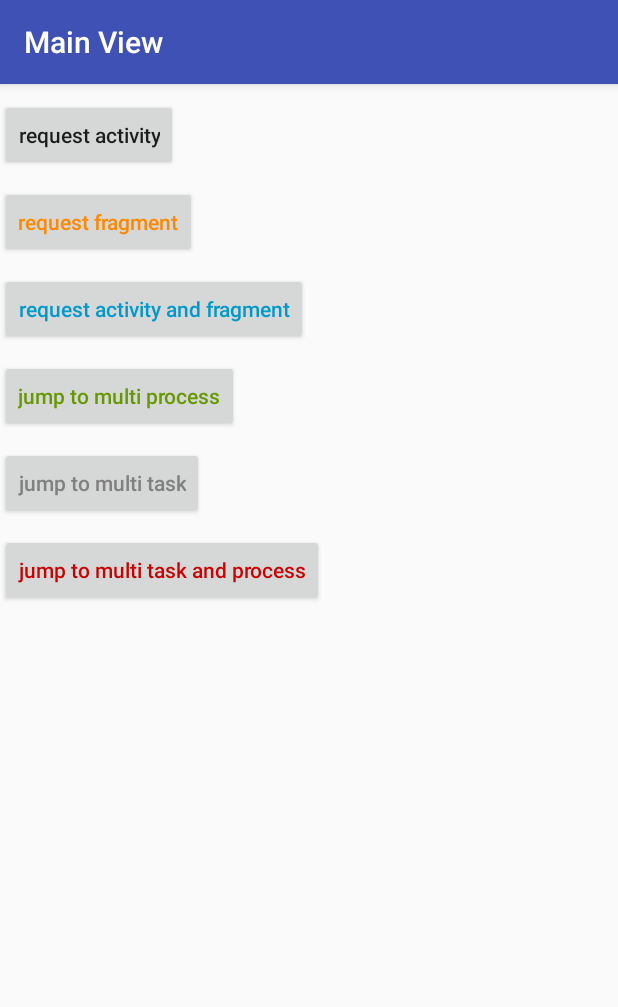
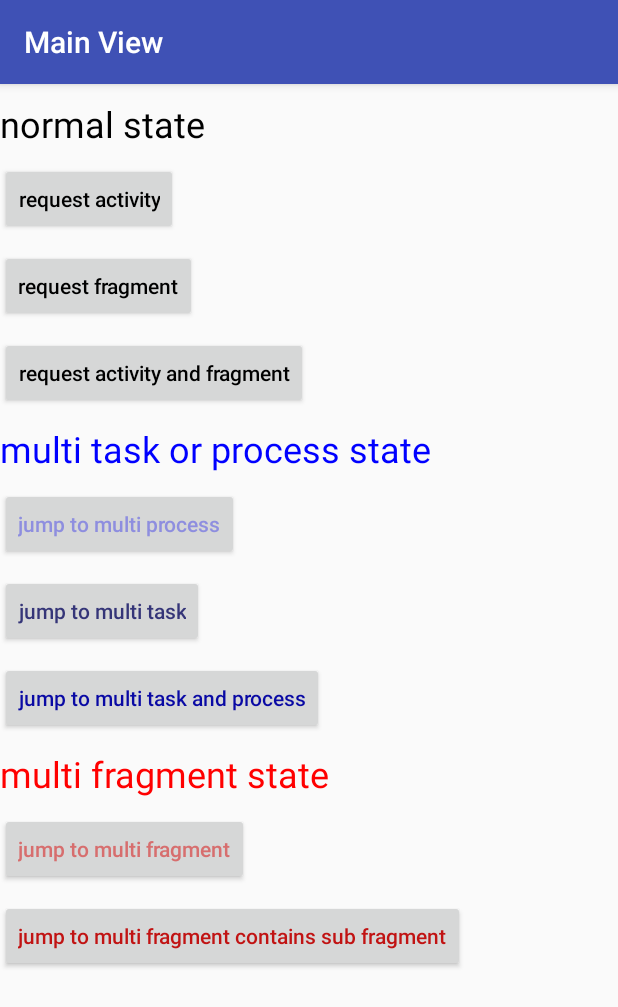
Before and after one commit to xuyt11/androidBackFlow, an Android app: the screen it shows after launch (MainActivity), on a phone screen of 412 x 824 dp. Shown: the top 1007 px of the screen. Run offline under Robolectric (Android 15) with nearby library versions, the phone set to English and light mode, and no system bars.

Commit message:
add multi fragment test;

```diff
--- a/app/build.gradle
+++ b/app/build.gradle
@@ -20,11 +20,12 @@ android {
 }
 
 dependencies {
-    compile fileTree(dir: 'libs', include: ['*.jar'])
+    compile fileTree(include: ['*.jar'], dir: 'libs')
     androidTestCompile('com.android.support.test.espresso:espresso-core:2.2.2', {
         exclude group: 'com.android.support', module: 'support-annotations'
     })
     compile 'com.android.support:appcompat-v7:24.2.1'
     compile 'com.android.support:support-v4:24.2.1'
     testCompile 'junit:junit:4.12'
+    compile 'com.android.support:design:25.1.0'
 }
--- a/app/src/main/AndroidManifest.xml
+++ b/app/src/main/AndroidManifest.xml
@@ -16,6 +16,11 @@
                 <category android:name="android.intent.category.LAUNCHER" />
             </intent-filter>
         </activity>
+
+
+        <!-- multi fragment -->
+        <activity android:name=".sample.multi_fragment.MultiFragmentActivity" />
+        <activity android:name=".sample.multi_fragment.MFSecondActivity" />
 
         <!-- multi process -->
         <activity
--- a/app/src/main/res/layout/activity_main.xml
+++ b/app/src/main/res/layout/activity_main.xml
@@ -9,7 +9,16 @@
     <LinearLayout
         android:layout_width="match_parent"
         android:layout_height="wrap_content"
+        android:layout_marginBottom="20dp"
         android:orientation="vertical">
+
+        <TextView
+            android:layout_width="match_parent"
+            android:layout_height="wrap_content"
+            android:layout_marginTop="10dp"
+            android:text="normal state"
+            android:textColor="#000000"
+            android:textSize="24sp" />
 
         <Button
             android:id="@+id/main_btn_4_requedst_activity"
@@ -17,7 +26,8 @@
             android:layout_height="wrap_content"
             android:layout_marginTop="10dp"
             android:text="request activity"
-            android:textAllCaps="false" />
+            android:textAllCaps="false"
+            android:textColor="#000000" />
 
         <Button
             android:id="@+id/main_btn_4_requedst_fragment"
@@ -26,7 +36,7 @@
             android:layout_marginTop="10dp"
             android:text="request fragment"
             android:textAllCaps="false"
-            android:textColor="@android:color/holo_orange_dark" />
+            android:textColor="#000000" />
 
         <Button
             android:id="@+id/main_btn_4_requedst_activity_and_fragment"
@@ -35,7 +45,15 @@
             android:layout_marginTop="10dp"
             android:text="request activity and fragment"
             android:textAllCaps="false"
-            android:textColor="@android:color/holo_blue_dark" />
+            android:textColor="#000000" />
+
+        <TextView
+            android:layout_width="match_parent"
+            android:layout_height="wrap_content"
+            android:layout_marginTop="10dp"
+            android:text="multi task or process state"
+            android:textColor="#0000ff"
+            android:textSize="24sp" />
 
         <Button
             android:id="@+id/main_btn_4_multi_process"
@@ -44,7 +62,7 @@
             android:layout_marginTop="10dp"
             android:text="jump to multi process"
             android:textAllCaps="false"
-            android:textColor="@android:color/holo_green_dark" />
+            android:textColor="#8e8edf" />
 
         <Button
             android:id="@+id/main_btn_4_multi_task"
@@ -53,7 +71,7 @@
             android:layout_marginTop="10dp"
             android:text="jump to multi task"
             android:textAllCaps="false"
-            android:textColor="@android:color/tertiary_text_light" />
+            android:textColor="#353578" />
 
         <Button
             android:id="@+id/main_btn_4_multi_task_and_process"
@@ -62,6 +80,32 @@
             android:layout_marginTop="10dp"
             android:text="jump to multi task and process"
             android:textAllCaps="false"
-            android:textColor="@android:color/holo_red_dark" />
+            android:textColor="#0909a4" />
+
+        <TextView
+            android:layout_width="match_parent"
+            android:layout_height="wrap_content"
+            android:layout_marginTop="10dp"
+            android:text="multi fragment state"
+            android:textColor="#ff0000"
+            android:textSize="24sp" />
+
+        <Button
+            android:id="@+id/main_btn_4_multi_fragment"
+            android:layout_width="wrap_content"
+            android:layout_height="wrap_content"
+            android:layout_marginTop="10dp"
+            android:text="jump to multi fragment"
+            android:textAllCaps="false"
+            android:textColor="#d76e6e" />
+
+        <Button
+            android:id="@+id/main_btn_4_multi_fragment_contains_sub_fragment"
+            android:layout_width="wrap_content"
+            android:layout_height="wrap_content"
+            android:layout_marginTop="10dp"
+            android:text="jump to multi fragment contains sub fragment"
+            android:textAllCaps="false"
+            android:textColor="#c11313" />
     </LinearLayout>
 </ScrollView>
```
Also changed, not shown: app/src/main/java/cn/ytxu/androidbackflow/sample/MainActivity.java (+14 -1 lines), app/src/main/java/cn/ytxu/androidbackflow/sample/multi_fragment/MFSecondActivity.java (added, +56 -0 lines), app/src/main/java/cn/ytxu/androidbackflow/sample/multi_fragment/MultiFragmentActivity.java (added, +78 -0 lines), app/src/main/java/cn/ytxu/androidbackflow/sample/multi_fragment/letter/MFBaseLetterFragment.java (added, +59 -0 lines), app/src/main/java/cn/ytxu/androidbackflow/sample/multi_fragment/letter/MFLetterAFragment.java (added, +7 -0 lines), app/src/main/java/cn/ytxu/androidbackflow/sample/multi_fragment/letter/MFLetterBFragment.java (added, +7 -0 lines), app/src/main/java/cn/ytxu/androidbackflow/sample/multi_fragment/letter/MFLetterCFragment.java (added, +7 -0 lines), app/src/main/java/cn/ytxu/androidbackflow/sample/multi_fragment/letter/MFLetterDFragment.java (added, +7 -0 lines), app/src/main/res/layout/multi_fragment_activity.xml (added, +35 -0 lines), app/src/main/res/layout/multi_fragment_letter_fragment.xml (added, +35 -0 lines), app/src/main/res/layout/multi_fragment_second_activity.xml (added, +50 -0 lines).
